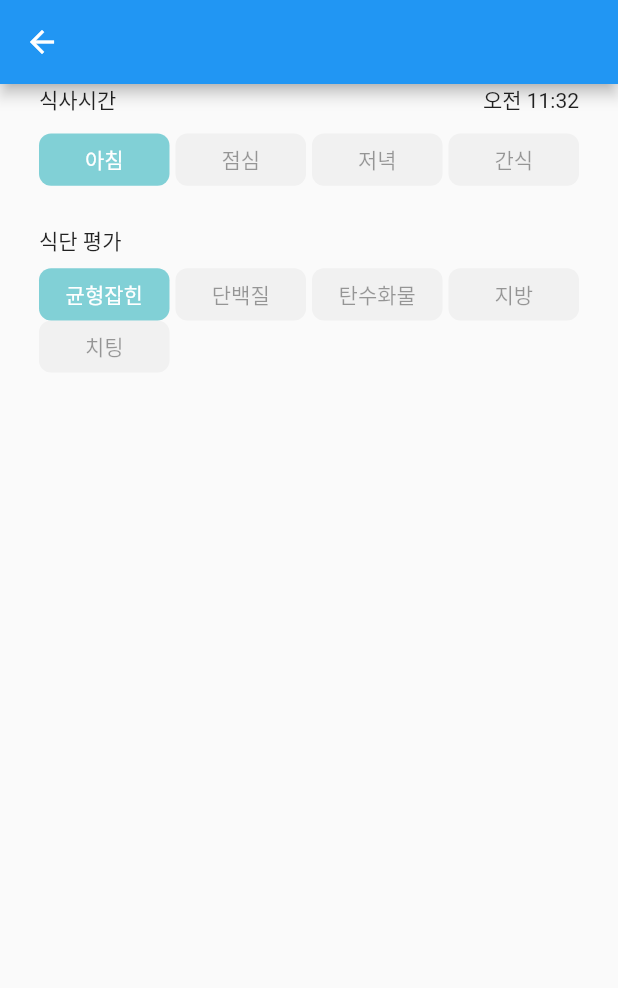
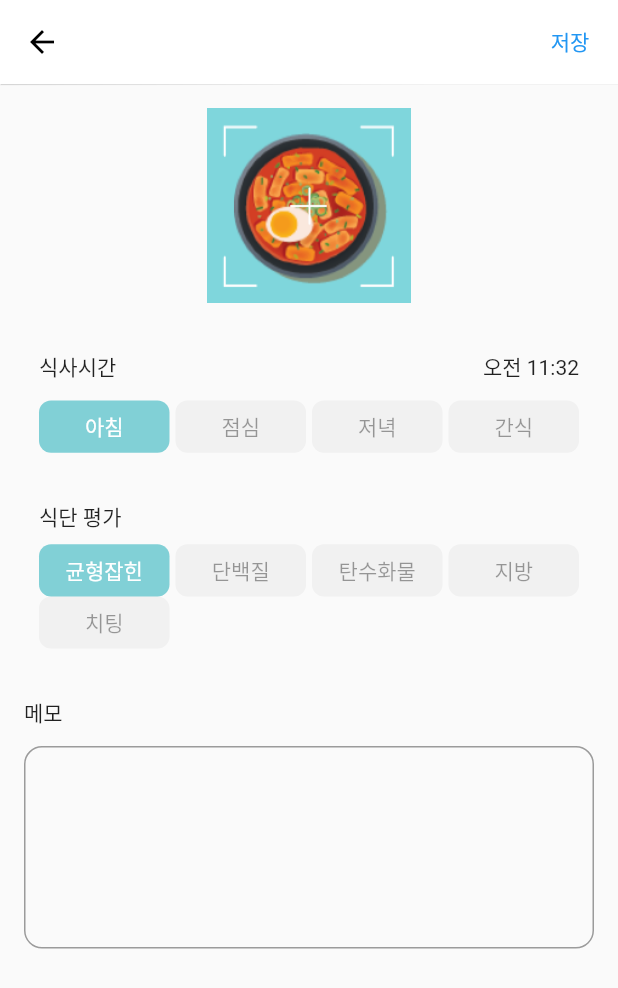
Before and after one commit to kkong3456/dietapp, a Flutter app: the FoodAddPage screen opened directly, on a phone screen of 412 x 824 dp. Shown: the top 988 px of the screen. Run offline on Flutter 3.47's test engine with Material 2 defaults, Android fonts, the phone set to English and light mode, and no system bars; our stand-ins replace sqflite; missing offline and left inert: multi_image_picker; accounts and stored records are empty.

Commit message:
사진 피커 설치

```diff
--- a/lib/view/food.dart
+++ b/lib/view/food.dart
@@ -2,6 +2,7 @@ import 'package:dietapp/data/data.dart';
 import 'package:dietapp/data/utils.dart';
 import 'package:dietapp/style.dart';
 import 'package:flutter/material.dart';
+import 'package:multi_image_picker/multi_image_picker.dart';
 
 
 class FoodAddPage extends StatefulWidget{
@@ -17,23 +18,49 @@ class FoodAddPage extends StatefulWidget{
 
 class _FoodAddPageState extends State<FoodAddPage>{
   Food get food=>widget.food;
+  TextEditingController memoController=TextEditingController();
   @override
   Widget build(BuildContext context){
     return Scaffold(
-      appBar: AppBar(),
+      appBar: AppBar(
+        backgroundColor: bgColor,
+        iconTheme:const IconThemeData(
+          color:txtColor,
+        ),
+        elevation: 0.3,
+        actions:[
+          TextButton(
+            child:const Text("저장"),
+            onPressed:(){
+              //저장하고 종료
+              selectImage();
+            },
+          ),
+        ]
+      ),
       body:Container(
         child:ListView.builder(
           itemBuilder:(ctx,idx){
             if(idx==0){
               return Container(
-                // child:InkWell(
-                //   child:Image.asset(""),
-                //   onTap:(){},
-                // ),
+                margin:const EdgeInsets.symmetric(vertical: 16),
+                height: cardSize,
+                width:cardSize,
+                child:InkWell(
+                  child:AspectRatio(
+                    child:food.image.isEmpty?Image.asset("assets/img/food.png"):
+                        AssetThumb(asset:Asset(food.image,"food.png",0,0),
+                        width:cardSize.toInt(),
+                        height:cardSize.toInt(),
+                        ),
+                    aspectRatio: 1/1,
+                  ),
+                  onTap:(){},
+                ),
               );
             }else if(idx==1){
               return Container(
-                margin:const EdgeInsets.symmetric(horizontal: 26),
+                margin:const EdgeInsets.symmetric(horizontal: 26,vertical: 16),
                 child:Column(
                   children: [
                     Row(
@@ -74,7 +101,7 @@ class _FoodAddPageState extends State<FoodAddPage>{
 
             }else if(idx==2){
               return Container(
-                margin:const EdgeInsets.symmetric(horizontal: 26,vertical: 26),
+                margin:const EdgeInsets.symmetric(horizontal: 26,vertical: 16),
                 child:Column(
                   children: [
                     Row(
@@ -113,6 +140,29 @@ class _FoodAddPageState extends State<FoodAddPage>{
                 ),);
 
 
+            }else if(idx==3){
+              return Container(
+                margin: const EdgeInsets.symmetric(horizontal: 16,vertical: 16),
+                child:Column(
+                  crossAxisAlignment:CrossAxisAlignment.start,
+                  children: [
+                    const Text("메모"),
+                    Container(height:12),
+                    TextField(
+                      maxLines:5,
+                      minLines:5,
+                      // keyboardType:TextInputType.multiline,
+                      controller: memoController,
+                      decoration:InputDecoration(
+                        border:OutlineInputBorder(
+                          borderSide:const BorderSide(color:txtColor,width:5),
+                          borderRadius:BorderRadius.circular(12),
+                        )
+                      ),
+                    )
+                  ],
+                ),
+              );
             }
 
             return Container();
@@ -122,5 +172,16 @@ class _FoodAddPageState extends State<FoodAddPage>{
       ),
     );
   }
+  Future<void> selectImage() async {
+    final _img=await MultiImagePicker.pickImages(maxImages: 1,enableCamera: true);
 
+    if(_img.isEmpty){
+      return "ERROR";
+    }
+
+    setState((){
+      food.image=_img.first.identifier;
+    });
+
+  }
 }
--- a/pubspec.yaml
+++ b/pubspec.yaml
@@ -35,6 +35,7 @@ dependencies:
   # Use with the CupertinoIcons class for iOS style icons.
   cupertino_icons: ^1.0.2
   sqflite: ^1.3.2+4
+  multi_image_picker: ^ 4.7.12
 
 dev_dependencies:
   flutter_test:
@@ -63,8 +64,8 @@ flutter:
   uses-material-design: true
 
   # To add assets to your application, add an assets section, like this:
-  # assets:
-  #   - images/a_dot_burr.jpeg
+  assets:
+    - assets/img/
   #   - images/a_dot_ham.jpeg
 
   # An image asset can refer to one or more resolution-specific "variants", see
```
Also changed, not shown: assets/img/0.png (added), assets/img/1.png (added), assets/img/2.png (added), assets/img/3.png (added), assets/img/body.png (added), assets/img/food.png (added), assets/img/workout.png (added), pubspec.lock, 1 other file.
